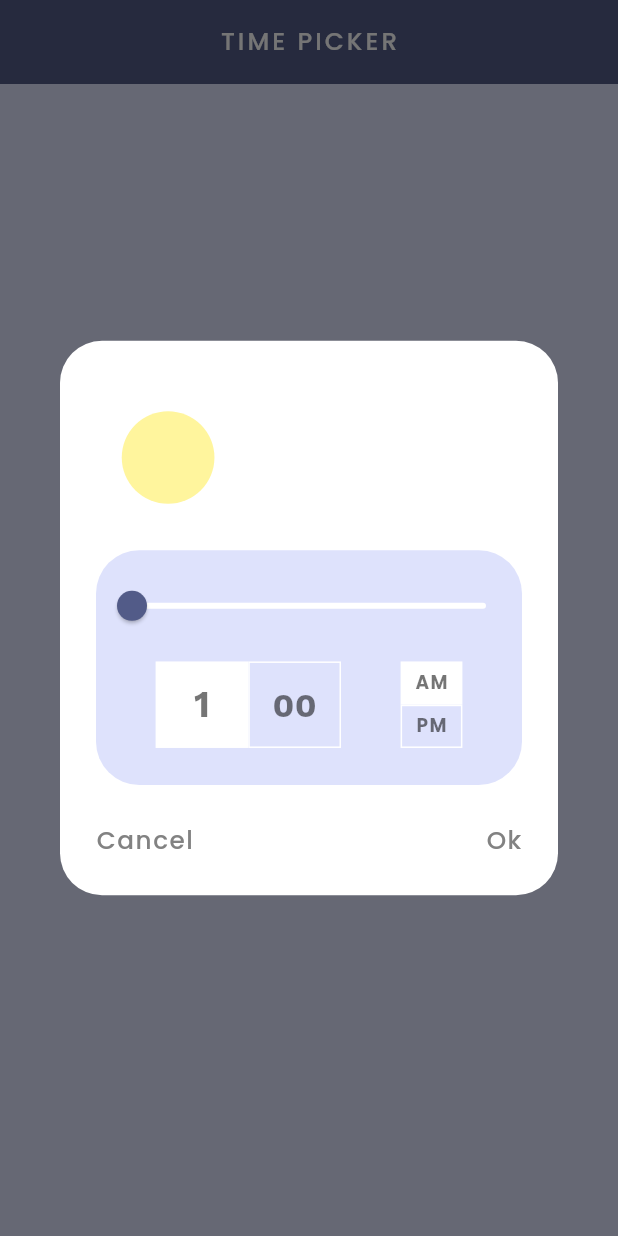
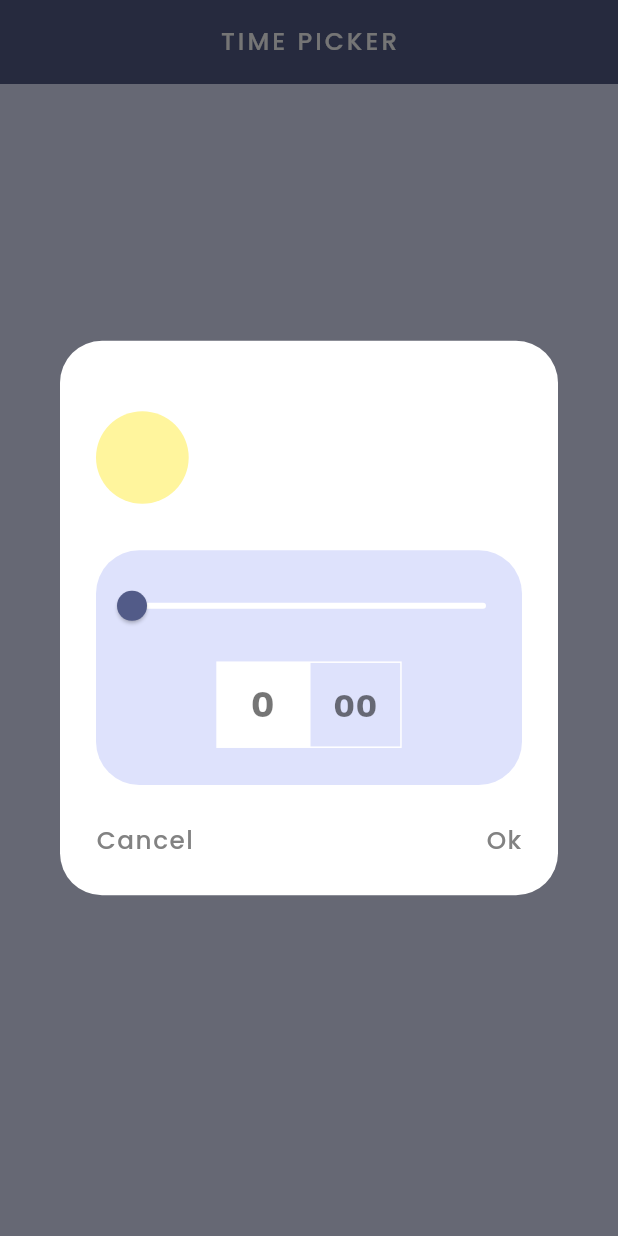
Before and after one commit to AbdulRahmanFares/time_picker, a Flutter app: the screen it shows after launch, after a tap on "From", on a phone screen of 412 x 824 dp. Run offline on Flutter 3.47's test engine with Material 3 defaults, Android fonts, the phone set to English and light mode, and no system bars; our stand-ins replace google_fonts; missing offline and left inert: colorful_safe_area.

Commit message:
Lastly picked time logic update

```diff
--- a/lib/screens/custom_time_picker_dialog.dart
+++ b/lib/screens/custom_time_picker_dialog.dart
@@ -3,7 +3,14 @@ import 'package:google_fonts/google_fonts.dart';
 import 'package:time_picker/constants.dart';
 
 class CustomTimePickerDialog extends StatefulWidget {
-  const CustomTimePickerDialog({super.key});
+  final void Function(String formattedTime) onTimeSelected;
+  final String initialTime;
+
+  const CustomTimePickerDialog({
+    Key? key,
+    required this.onTimeSelected,
+    required this.initialTime
+  }) : super(key: key);
 
   @override
   State<CustomTimePickerDialog> createState() => _CustomTimePickerDialogState();
@@ -12,10 +19,32 @@ class CustomTimePickerDialog extends StatefulWidget {
 class _CustomTimePickerDialogState extends State<CustomTimePickerDialog> {
 
   final obj = Constants();
-  double selectedHourForFromTime = 1.0;
-  double selectedMinuteForFromTime = 0.0;
-  bool isHourSelectedForFromTime = true;
-  bool isAMSelected = true; // To track AM / PM selection
+  double selectedHour = 0.0;
+  double selectedMinute = 0.0;
+  bool isHourSelected = true;
+
+  // Helper function to format time
+  String formatTime(double hour, double minute) {
+    return "${hour.toInt()}:${minute.toInt().toString().padLeft(2, "0")}";
+  }
+
+  @override
+  void initState() {
+    super.initState();
+
+    // Set the initial time based on the passed value
+    if (widget.initialTime != "From" && widget.initialTime != "To") {
+      List<String> initialTimeParts = widget.initialTime.split(":");
+      selectedHour = double.parse(initialTimeParts[0]);
+      selectedMinute = double.parse(initialTimeParts[1]);
+      isHourSelected = true; // Assuming hour is initially selected
+    } else {
+      // Set default values or handle differently based on your requriement
+      selectedHour = 0.0;
+      selectedMinute = 0.0;
+      isHourSelected = true;
+    }
+  }
 
   @override
   Widget build(BuildContext context) {
@@ -25,7 +54,7 @@ class _CustomTimePickerDialogState extends State<CustomTimePickerDialog> {
     final screenWidth = MediaQuery.of(context).size.width;
 
     // Calculate the position of the yellow container based on the selected hour
-    final double containerPosition = screenWidth * 0.5 * (selectedHourForFromTime / 12.0);
+    final double containerPosition = screenWidth * 0.516 * (selectedHour / 24.0);
 
     return AlertDialog(
       backgroundColor: Colors.white,
@@ -78,21 +107,21 @@ class _CustomTimePickerDialogState extends State<CustomTimePickerDialog> {
                       thumbColor: obj.kashmirBlue,
                       activeColor: Colors.grey,
                       inactiveColor: Colors.white,
-                      value: isHourSelectedForFromTime
-                        ? selectedHourForFromTime
-                        : selectedMinuteForFromTime,
-                      min: isHourSelectedForFromTime
-                        ? 1
+                      value: isHourSelected
+                        ? selectedHour
+                        : selectedMinute,
+                      min: isHourSelected
+                        ? 0
                         : 0,
-                      max: isHourSelectedForFromTime
-                        ? 12
+                      max: isHourSelected
+                        ? 23
                         : 59,
                       onChanged: (value) {
                         setState(() {
-                          if (isHourSelectedForFromTime) {
-                            selectedHourForFromTime = value;
+                          if (isHourSelected) {
+                            selectedHour = value;
                           } else {
-                            selectedMinuteForFromTime = value;
+                            selectedMinute = value;
                           }
                         });
                       }
@@ -104,25 +133,21 @@ class _CustomTimePickerDialogState extends State<CustomTimePickerDialog> {
 
                   // Display selected time
                   Row(
-                    mainAxisAlignment: MainAxisAlignment.spaceEvenly,
-                    children: [
-
-                      // Time
-                      Row(
+                    mainAxisAlignment: MainAxisAlignment.center,
                     children: [
 
                       // Hour
                       GestureDetector(
                         onTap: () {
                           setState(() {
-                                isHourSelectedForFromTime = true;
+                            isHourSelected = true;
                           });
                         },
                         child: Container(
                           height: screenHeight * 0.07,
                           width: screenWidth * 0.15,
                           decoration: BoxDecoration(
-                                color: isHourSelectedForFromTime
+                            color: isHourSelected
                               ? Colors.white
                               : obj.lavender,
                             border: Border.all(
@@ -131,7 +156,7 @@ class _CustomTimePickerDialogState extends State<CustomTimePickerDialog> {
                           ),
                           child: Center(
                             child: Text(
-                                  "${selectedHourForFromTime.toInt()}",
+                              "${selectedHour.toInt()}",
                               style: GoogleFonts.workSans(
                                 fontSize: screenWidth * 0.06,
                                 color: Colors.black54,
@@ -146,14 +171,14 @@ class _CustomTimePickerDialogState extends State<CustomTimePickerDialog> {
                       GestureDetector(
                         onTap: () {
                           setState(() {
-                                isHourSelectedForFromTime = false;
+                            isHourSelected = false;
                           });
                         },
                         child: Container(
                           height: screenHeight * 0.07,
                           width: screenWidth * 0.15,
                           decoration: BoxDecoration(
-                                color: isHourSelectedForFromTime
+                            color: isHourSelected
                               ? obj.lavender
                               : Colors.white,
                             border: Border.all(
@@ -162,7 +187,7 @@ class _CustomTimePickerDialogState extends State<CustomTimePickerDialog> {
                           ),
                           child: Center(
                             child: Text(
-                                  selectedMinuteForFromTime.toInt().toString().padLeft(2, "0"),
+                              selectedMinute.toInt().toString().padLeft(2, "0"),
                               style: GoogleFonts.workSans(
                                 fontSize: screenWidth * 0.055,
                                 color: Colors.black54,
@@ -171,78 +196,6 @@ class _CustomTimePickerDialogState extends State<CustomTimePickerDialog> {
                             )
                           )
                         )
-                          )
-                        ]
-                      ),
-
-                      // Periods
-                      Column(
-                        children: [
-
-                          // AM
-                          GestureDetector(
-                            onTap: () {
-                              setState(() {
-                                isAMSelected = true;
-                              });
-                            },
-                            child: Container(
-                              height: screenHeight * 0.035,
-                              width: screenWidth * 0.1,
-                              decoration: BoxDecoration(
-                                color: isAMSelected
-                                  ? Colors.white
-                                  : obj.lavender,
-                                border: Border.all(
-                                  color: Colors.white
-                                )
-                              ),
-                              child: Center(
-                                child: Text(
-                                  "AM",
-                                  style: GoogleFonts.poppins(
-                                    fontSize: screenWidth * 0.03,
-                                    color: Colors.black54,
-                                    fontWeight: FontWeight.bold,
-                                    letterSpacing: 1
-                                  )
-                                )
-                              )
-                            )
-                          ),
-
-                          // PM
-                          GestureDetector(
-                            onTap: () {
-                              setState(() {
-                                isAMSelected = false;
-                              });
-                            },
-                            child: Container(
-                              height: screenHeight * 0.035,
-                              width: screenWidth * 0.1,
-                              decoration: BoxDecoration(
-                                color: isAMSelected
-                                  ? obj.lavender
-                                  : Colors.white,
-                                border: Border.all(
-                                  color: Colors.white
-                                )
-                              ),
-                              child: Center(
-                                child: Text(
-                                  "PM",
-                                  style: GoogleFonts.poppins(
-                                    fontSize: screenWidth * 0.03,
-                                    color: Colors.black54,
-                                    fontWeight: FontWeight.bold,
-                                    letterSpacing: 1
-                                  )
-                                )
-                              )
-                            )
-                          )
-                        ]
                       )
                     ]
                   ),
@@ -279,7 +232,20 @@ class _CustomTimePickerDialogState extends State<CustomTimePickerDialog> {
 
                 // Ok
                 GestureDetector(
-                  onTap: () {},
+                  onTap: () {
+                    setState(() {
+                      // Format the selected time in 24-hour format
+                      String formattedTime = formatTime(
+                        selectedHour,
+                        selectedMinute
+                      );
+
+                      // Update the actual values upon pressing "Ok"
+                      widget.onTimeSelected(formattedTime);
+
+                      Navigator.of(context).pop(); // Close the dialog box
+                    });
+                  },
                   child: Text(
                     "Ok",
                     style: GoogleFonts.poppins(
--- a/lib/screens/home_page.dart
+++ b/lib/screens/home_page.dart
@@ -14,6 +14,10 @@ class HomePage extends StatefulWidget {
 class _HomePageState extends State<HomePage> {
 
   final obj = Constants();
+  String fromTime = "From";
+  String toTime = "To";
+  String lastSelectedFromTime = "From";
+  String lastSelectedToTime = "To";
 
   @override
   Widget build(BuildContext context) {
@@ -26,7 +30,23 @@ class _HomePageState extends State<HomePage> {
       showDialog(
         context: context,
         builder: (BuildContext context) {
-          return const CustomTimePickerDialog();
+          return CustomTimePickerDialog(
+            onTimeSelected: (formattedTime) {
+              setState(() {
+                if (isFromTime) {
+                  fromTime = formattedTime;
+                  lastSelectedFromTime = formattedTime;
+                } else {
+                  toTime = formattedTime;
+                  lastSelectedToTime = formattedTime;
+                }
+              });
+            },
+            // Pass the initial time to the dialog
+            initialTime: isFromTime
+              ? lastSelectedFromTime
+              : lastSelectedToTime
+          );
         }
       );
     }
@@ -92,7 +112,7 @@ class _HomePageState extends State<HomePage> {
                           borderRadius: BorderRadius.circular(screenWidth * 0.07)
                         ),
                         child: Text(
-                          "From",
+                          fromTime,
                           style: GoogleFonts.poppins(
                             fontSize: screenWidth * 0.04,
                             color: Colors.grey,
@@ -118,7 +138,7 @@ class _HomePageState extends State<HomePage> {
                           borderRadius: BorderRadius.circular(screenWidth * 0.07)
                         ),
                         child: Text(
-                          "To",
+                          toTime,
                           style: GoogleFonts.poppins(
                             fontSize: screenWidth * 0.04,
                             color: Colors.grey,
```
Lines whose indentation alone changed are shown as unchanged.
